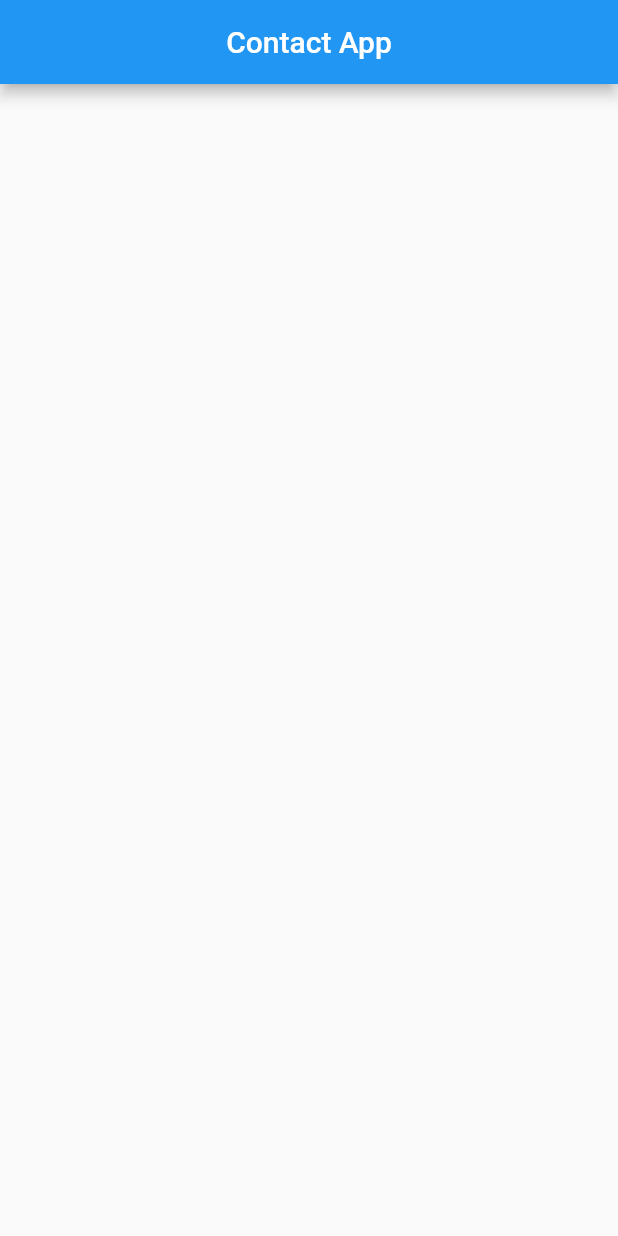
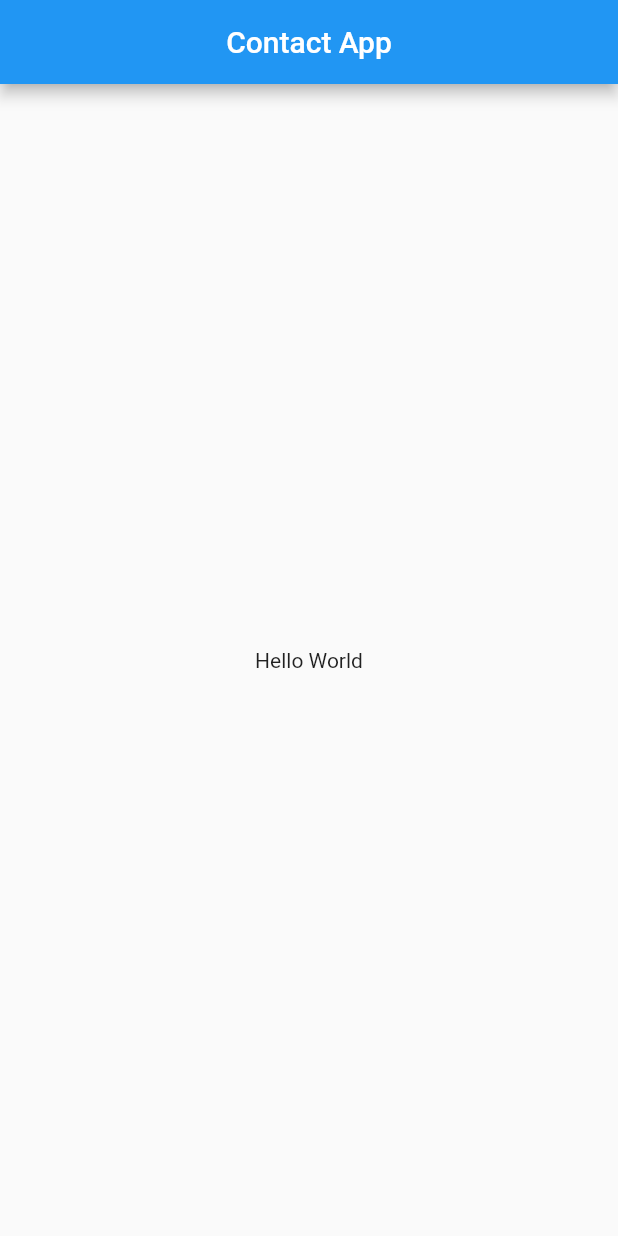
Before and after one commit to saleemsabid/flutter, a Flutter app: the screen it shows after launch, on a phone screen of 412 x 824 dp. Run offline on Flutter 3.47's test engine with Material 2 defaults, Android fonts, the phone set to English and light mode, and no system bars.

Commit message:
started working with main.dart

```diff
--- a/contact_app/lib/main.dart
+++ b/contact_app/lib/main.dart
@@ -10,24 +10,38 @@ class MyApp extends StatelessWidget {
   @override
   Widget build(BuildContext context) {
     return MaterialApp(
-      home: Home(),
       title: 'Contact App',
+      theme: ThemeData(
+          primarySwatch: Colors.blue,
+          visualDensity: VisualDensity.adaptivePlatformDensity),
       debugShowCheckedModeBanner: false,
+      home: const Home(title: "Contact App"),
     );
   }
 }
 
-class Home extends StatelessWidget {
-  const Home({super.key});
+class Home extends StatefulWidget {
+  const Home({super.key, required this.title});
 
+  final String title;
+
+  @override
+  State<Home> createState() => _HomeState();
+}
+
+class _HomeState extends State<Home> {
   @override
   Widget build(BuildContext context) {
     return Scaffold(
       appBar: AppBar(
-        title: const Text('Contact App'),
+        title: Text(widget.title),
         centerTitle: true,
       ),
-      body: ListView(),
+      body: LayoutBuilder(
+        builder: (BuildContext context, BoxConstraints constraints) {
+          return const Center(child: Text('Hello World'));
+        },
+      ),
     );
   }
 }
```
